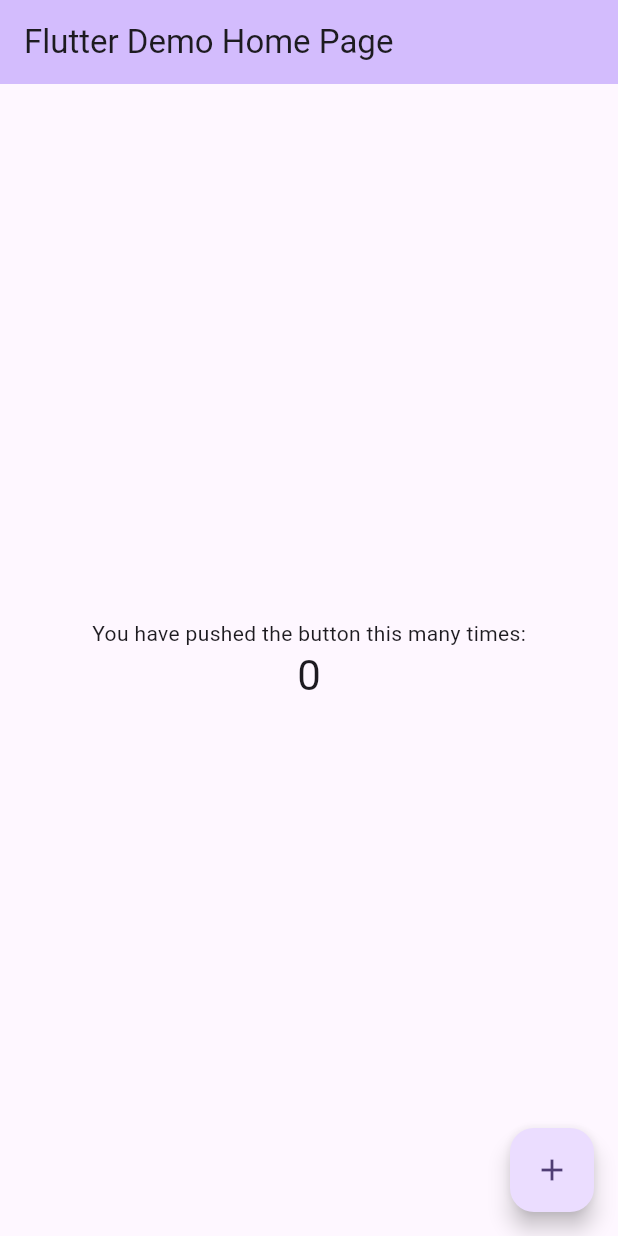
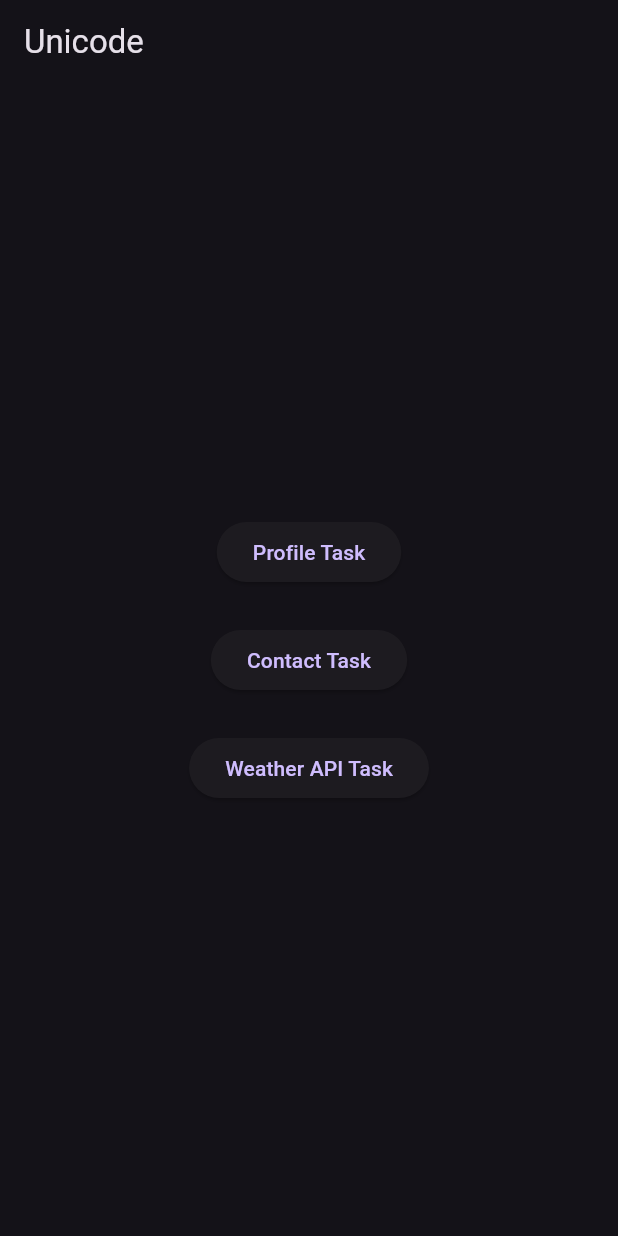
Before and after one commit to Mitshah2406/unicode_tasks_MitShah, a Flutter app: the screen it shows after launch, on a phone screen of 412 x 824 dp. Run offline on Flutter 3.47's test engine with Material 2 defaults, Android fonts, the phone set to English and light mode, and no system bars; our stand-ins replace contacts_service, date_field, permission_handler, shared_preferences.

Commit message:
flutter task done

```diff
--- a/flutter_unicode_task/lib/main.dart
+++ b/flutter_unicode_task/lib/main.dart
@@ -1,4 +1,5 @@
 import 'package:flutter/material.dart';
+import 'package:flutter_unicode_task/screens/tabs_switcher_screen.dart';
 
 void main() {
   runApp(const MyApp());
@@ -7,119 +8,19 @@ void main() {
 class MyApp extends StatelessWidget {
   const MyApp({super.key});
 
-  // This widget is the root of your application.
   @override
   Widget build(BuildContext context) {
     return MaterialApp(
-      title: 'Flutter Demo',
+      debugShowCheckedModeBanner: false,
       theme: ThemeData(
-        // This is the theme of your application.
-        //
-        // TRY THIS: Try running your application with "flutter run". You'll see
-        // the application has a blue toolbar. Then, without quitting the app,
-        // try changing the seedColor in the colorScheme below to Colors.green
-        // and then invoke "hot reload" (save your changes or press the "hot
-        // reload" button in a Flutter-supported IDE, or press "r" if you used
-        // the command line to start the app).
-        //
-        // Notice that the counter didn't reset back to zero; the application
-        // state is not lost during the reload. To reset the state, use hot
-        // restart instead.
-        //
-        // This works for code too, not just values: Most code changes can be
-        // tested with just a hot reload.
-        colorScheme: ColorScheme.fromSeed(seedColor: Colors.deepPurple),
         useMaterial3: true,
+        colorScheme: ColorScheme.fromSeed(
+          seedColor: const Color(0xff090025),
+          brightness: Brightness.dark,
+          onBackground: const Color.fromARGB(255, 146, 151, 158),
+        ),
       ),
-      home: const MyHomePage(title: 'Flutter Demo Home Page'),
+      home: const TabSwitcherScreen(),
     );
   }
 }
-
-class MyHomePage extends StatefulWidget {
-  const MyHomePage({super.key, required this.title});
-
-  // This widget is the home page of your application. It is stateful, meaning
-  // that it has a State object (defined below) that contains fields that affect
-  // how it looks.
-
-  // This class is the configuration for the state. It holds the values (in this
-  // case the title) provided by the parent (in this case the App widget) and
-  // used by the build method of the State. Fields in a Widget subclass are
-  // always marked "final".
-
-  final String title;
-
-  @override
-  State<MyHomePage> createState() => _MyHomePageState();
-}
-
-class _MyHomePageState extends State<MyHomePage> {
-  int _counter = 0;
-
-  void _incrementCounter() {
-    setState(() {
-      // This call to setState tells the Flutter framework that something has
-      // changed in this State, which causes it to rerun the build method below
-      // so that the display can reflect the updated values. If we changed
-      // _counter without calling setState(), then the build method would not be
-      // called again, and so nothing would appear to happen.
-      _counter++;
-    });
-  }
-
-  @override
-  Widget build(BuildContext context) {
-    // This method is rerun every time setState is called, for instance as done
-    // by the _incrementCounter method above.
-    //
-    // The Flutter framework has been optimized to make rerunning build methods
-    // fast, so that you can just rebuild anything that needs updating rather
-    // than having to individually change instances of widgets.
-    return Scaffold(
-      appBar: AppBar(
-        // TRY THIS: Try changing the color here to a specific color (to
-        // Colors.amber, perhaps?) and trigger a hot reload to see the AppBar
-        // change color while the other colors stay the same.
-        backgroundColor: Theme.of(context).colorScheme.inversePrimary,
-        // Here we take the value from the MyHomePage object that was created by
-        // the App.build method, and use it to set our appbar title.
-        title: Text(widget.title),
-      ),
-      body: Center(
-        // Center is a layout widget. It takes a single child and positions it
-        // in the middle of the parent.
-        child: Column(
-          // Column is also a layout widget. It takes a list of children and
-          // arranges them vertically. By default, it sizes itself to fit its
-          // children horizontally, and tries to be as tall as its parent.
-          //
-          // Column has various properties to control how it sizes itself and
-          // how it positions its children. Here we use mainAxisAlignment to
-          // center the children vertically; the main axis here is the vertical
-          // axis because Columns are vertical (the cross axis would be
-          // horizontal).
-          //
-          // TRY THIS: Invoke "debug painting" (choose the "Toggle Debug Paint"
-          // action in the IDE, or press "p" in the console), to see the
-          // wireframe for each widget.
-          mainAxisAlignment: MainAxisAlignment.center,
-          children: <Widget>[
-            const Text(
-              'You have pushed the button this many times:',
-            ),
-            Text(
-              '$_counter',
-              style: Theme.of(context).textTheme.headlineMedium,
-            ),
-          ],
-        ),
-      ),
-      floatingActionButton: FloatingActionButton(
-        onPressed: _incrementCounter,
-        tooltip: 'Increment',
-        child: const Icon(Icons.add),
-      ), // This trailing comma makes auto-formatting nicer for build methods.
-    );
-  }
-}
--- /dev/null
+++ b/flutter_unicode_task/lib/screens/contact_screen.dart
@@ -0,0 +1,32 @@
+import 'package:contacts_service/contacts_service.dart';
+import 'package:flutter/material.dart';
+
+class ContactScreen extends StatefulWidget {
+  const ContactScreen({required this.contact, super.key});
+  final Contact contact;
+  @override
+  State<ContactScreen> createState() => _ContactScreenState();
+}
+
+class _ContactScreenState extends State<ContactScreen> {
+  @override
+  Widget build(BuildContext context) {
+    return Scaffold(
+      body: Center(
+          child: Column(
+        mainAxisSize: MainAxisSize.min,
+        children: [
+          CircleAvatar(
+            backgroundImage: widget.contact.avatar != null
+                ? MemoryImage(widget.contact.avatar!)
+                : const AssetImage('images/placeholder.png') as ImageProvider,
+          ),
+          Text(widget.contact.displayName ?? ''),
+          if (widget.contact.phones != null &&
+              widget.contact.phones!.isNotEmpty)
+            Text('Phone: ${widget.contact.phones!.first.value}'),
+        ],
+      )),
+    );
+  }
+}
--- /dev/null
+++ b/flutter_unicode_task/lib/screens/tabs_switcher_screen.dart
@@ -0,0 +1,62 @@
+import 'package:flutter/material.dart';
+import 'package:flutter_unicode_task/screens/contacts_screen.dart';
+import 'package:flutter_unicode_task/screens/home_screen.dart';
+import 'package:flutter_unicode_task/screens/weather_screen.dart';
+
+class TabSwitcherScreen extends StatelessWidget {
+  const TabSwitcherScreen({super.key});
+
+  @override
+  Widget build(BuildContext context) {
+    return Scaffold(
+      appBar: AppBar(
+        title: const Text("Unicode"),
+      ),
+      body: Center(
+        child: Column(
+          mainAxisAlignment: MainAxisAlignment.center,
+          crossAxisAlignment: CrossAxisAlignment.center,
+          mainAxisSize: MainAxisSize.min,
+          children: [
+            ElevatedButton(
+              onPressed: () {
+                Navigator.of(context).push(
+                  MaterialPageRoute(
+                    builder: (ctx) => const HomeScreen(),
+                  ),
+                );
+              },
+              child: const Text("Profile Task"),
+            ),
+            const SizedBox(
+              height: 24,
+            ),
+            ElevatedButton(
+              onPressed: () {
+                Navigator.of(context).push(
+                  MaterialPageRoute(
+                    builder: (ctx) => const ContactsPage(),
+                  ),
+                );
+              },
+              child: const Text("Contact Task"),
+            ),
+            const SizedBox(
+              height: 24,
+            ),
+            ElevatedButton(
+              onPressed: () {
+                Navigator.of(context).push(
+                  MaterialPageRoute(
+                    builder: (ctx) => const WeatherScreen(),
+                  ),
+                );
+              },
+              child: const Text("Weather API Task"),
+            ),
+          ],
+        ),
+      ),
+    );
+  }
+}
```
Also changed, not shown: flutter_unicode_task/lib/screens/contacts_screen.dart (added, +111 -0 lines), flutter_unicode_task/lib/screens/home_screen.dart (added, +227 -0 lines), flutter_unicode_task/lib/screens/weather_screen.dart (added, +69 -0 lines), flutter_unicode_task/pubspec.yaml (+10 -6 lines), flutter_unicode_task/images/placeholder.png (added), flutter_unicode_task/pubspec.lock, 10 other files.
